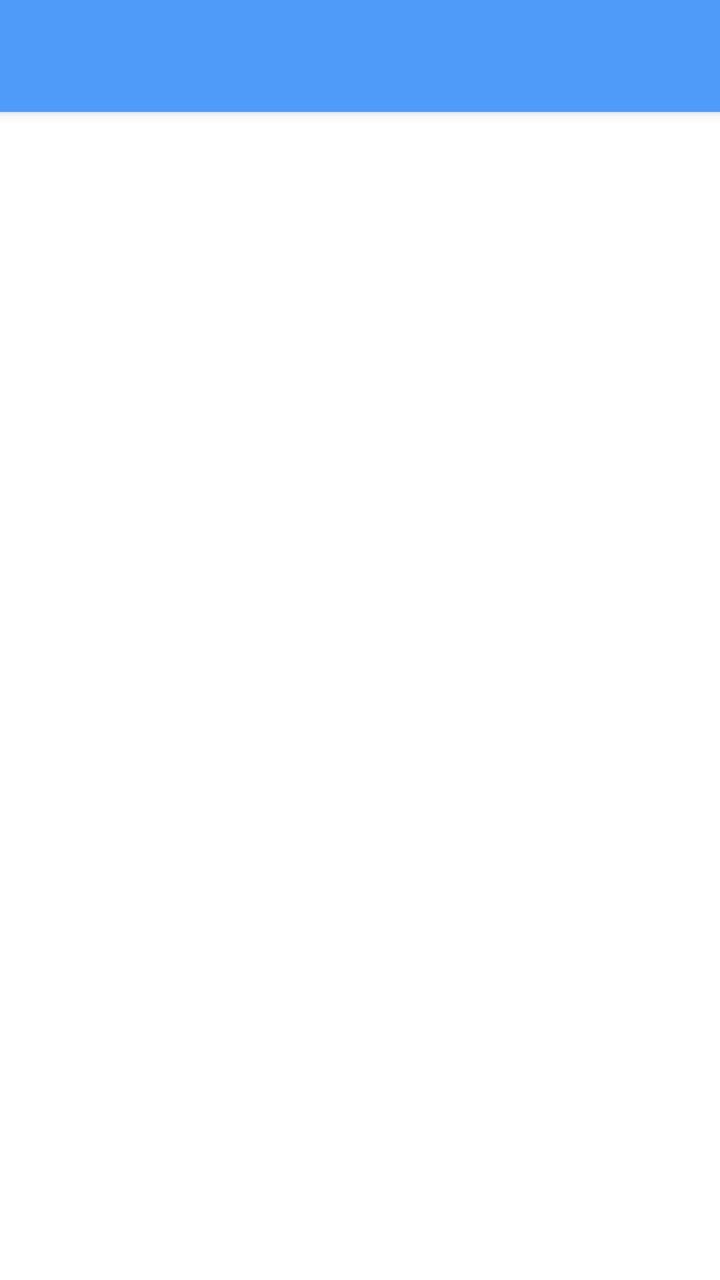
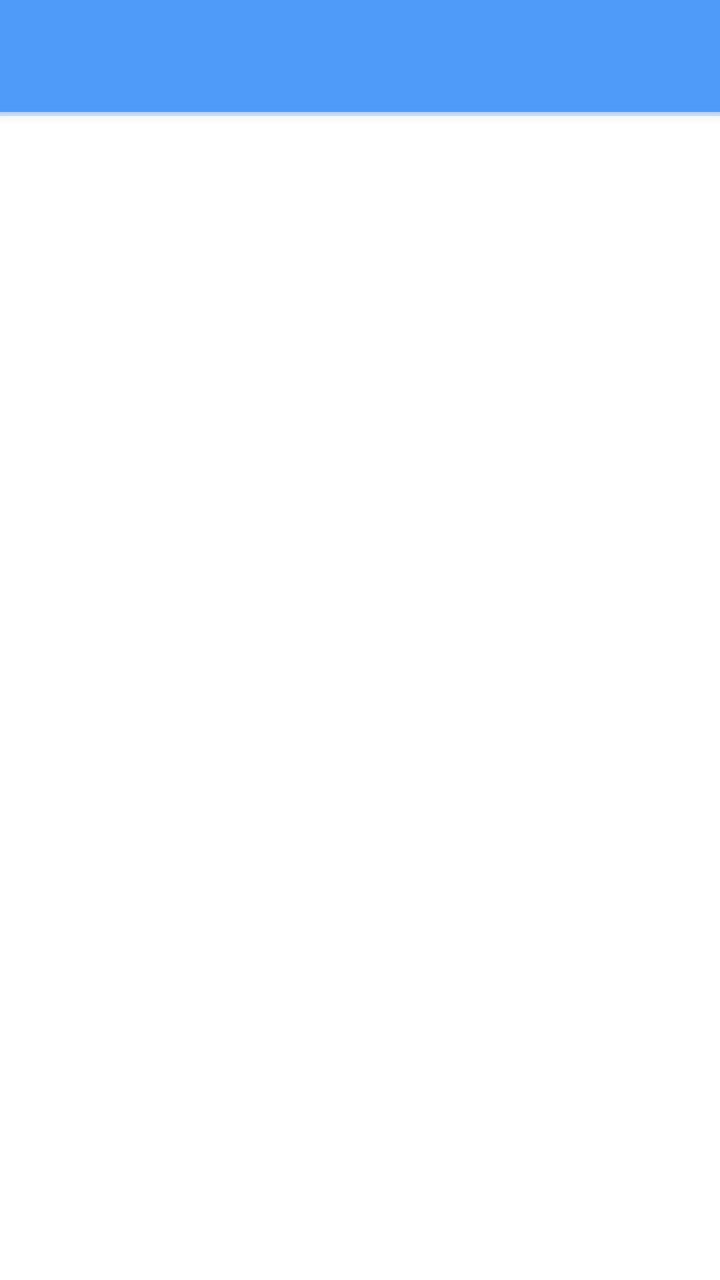

Screens rendered from an Android XML layout before and after an edit, with the pre-edit source and the edit as a unified diff.
<!-- AndroidManifest.xml: activity theme Theme.SimpleHook -->
<!-- res/layout/activity_assist.xml -->
<?xml version="1.0" encoding="utf-8"?>
<androidx.coordinatorlayout.widget.CoordinatorLayout xmlns:android="http://schemas.android.com/apk/res/android"
    xmlns:app="http://schemas.android.com/apk/res-auto"
    android:layout_width="match_parent"
    android:layout_height="match_parent"
    android:fitsSystemWindows="true">

    <com.google.android.material.appbar.AppBarLayout
        android:layout_width="match_parent"
        android:layout_height="wrap_content"
        android:fitsSystemWindows="true">

        <androidx.appcompat.widget.Toolbar
            android:id="@+id/toolbar"
            android:layout_width="match_parent"
            android:layout_height="?android:actionBarSize"
            android:background="@color/colorPrimary"
            android:theme="@style/ThemeOverlay.AppCompat.Dark.ActionBar"
            app:popupTheme="@style/ThemeOverlay.AppCompat.Light"
            app:titleTextColor="@color/white" />
    </com.google.android.material.appbar.AppBarLayout>

    <androidx.recyclerview.widget.RecyclerView
        android:id="@+id/recyclerView"
        android:layout_width="match_parent"
        android:layout_height="match_parent"
        app:layout_behavior="@string/appbar_scrolling_view_behavior" />
</androidx.coordinatorlayout.widget.CoordinatorLayout>
<!-- resources referenced by this layout -->
<resources>
  <color name="colorPrimary">#4F9BFA</color>
  <color name="white">#FFFFFFFF</color>
  <style name="Theme.SimpleHook" parent="@style/Theme.MaterialComponents.DayNight.NoActionBar">
          
          <item name="colorPrimary">#65A3F0</item>
          <item name="colorPrimaryVariant">#4F9BFA</item>
          <item name="colorOnPrimary">@color/white</item>
          
          <item name="colorSecondary">@color/teal_200</item>
          <item name="colorSecondaryVariant">@color/teal_700</item>
          <item name="colorOnSecondary">@color/black</item>
          
          <item name="android:statusBarColor" tools:targetApi="l">?attr/colorPrimaryVariant</item>
          
      </style>
  <color name="teal_200">@color/colorPrimary</color>
  <color name="teal_700">@color/colorPrimaryVariant</color>
  <color name="black">#FF000000</color>
  <color name="colorPrimaryVariant">#4F9BFA</color>
</resources>

<!-- the commit's change to res/layout/activity_assist.xml (unified diff, before → after) -->
@@ -5,7 +5,16 @@
     android:layout_height="match_parent"
     android:fitsSystemWindows="true">
 
+    <com.google.android.material.progressindicator.LinearProgressIndicator
+        android:id="@+id/progressBar"
+        app:layout_anchor="@id/appBar"
+        android:indeterminate="true"
+        app:layout_anchorGravity="bottom"
+        android:layout_width="match_parent"
+        android:layout_height="wrap_content" />
+
     <com.google.android.material.appbar.AppBarLayout
+        android:id="@+id/appBar"
         android:layout_width="match_parent"
         android:layout_height="wrap_content"
         android:fitsSystemWindows="true">
